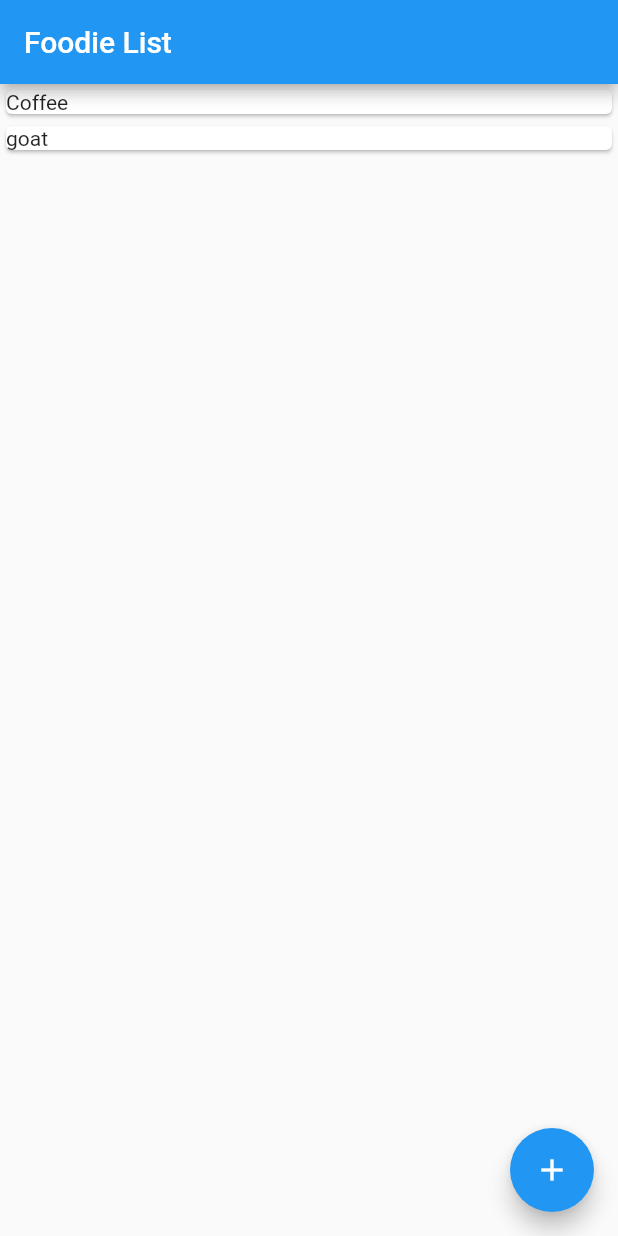
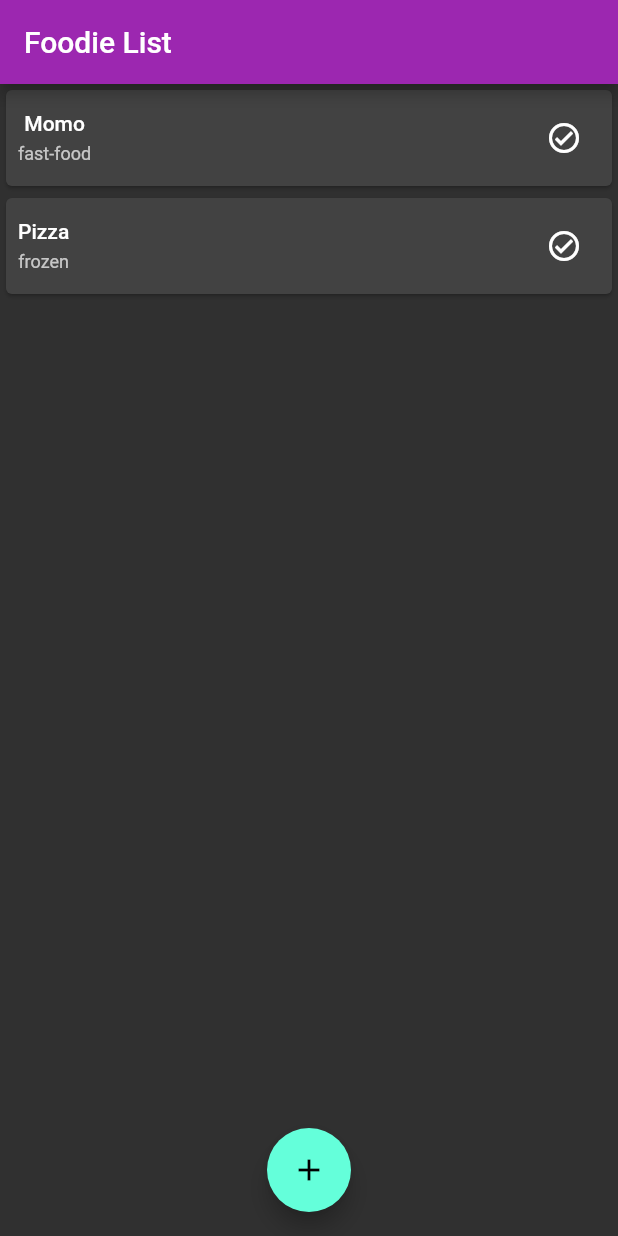
Before and after one commit to AnuraghSarkar/Password-Hub, a Flutter app: the screen it shows after launch, on a phone screen of 412 x 824 dp. Run offline on Flutter 3.47's test engine with Material 2 defaults, Android fonts, the phone set to English and light mode, and no system bars; our stand-ins replace flutter_riverpod.

Commit message:
:fire: added dark mode

```diff
--- /dev/null
+++ b/foodlist/lib/components/grocery_item_card.dart
@@ -0,0 +1,39 @@
+import 'package:flutter/material.dart';
+import 'package:foodlist/components/grocery_item_checkbox.dart';
+import 'package:foodlist/models/grocery_item.dart';
+import 'package:foodlist/theme.dart';
+
+class GroceryItemCard extends StatelessWidget {
+  final GroceryItem groceryItem;
+
+  const GroceryItemCard({Key? key, required this.groceryItem})
+      : super(key: key);
+  @override
+  Widget build(BuildContext context) {
+    return Card(
+      child: Padding(
+        padding: const EdgeInsets.all(8.0),
+        child: Row(
+          mainAxisAlignment: MainAxisAlignment.spaceBetween,
+          children: [
+            Column(
+              children: [
+                Text(
+                  groceryItem.name,
+                  style: ThemeTextStyles.bodyText,
+                ),
+                const SizedBox(
+                  height: 4,
+                ),
+                Text(groceryItem.categoryLabel, style: ThemeTextStyles.caption)
+              ],
+            ),
+            GroceryItemCheckbox(
+              groceryItem: groceryItem,
+            ),
+          ],
+        ),
+      ),
+    );
+  }
+}
--- /dev/null
+++ b/foodlist/lib/components/grocery_item_checkbox.dart
@@ -0,0 +1,26 @@
+import 'package:flutter/material.dart';
+import 'package:foodlist/models/grocery_item.dart';
+
+class GroceryItemCheckbox extends StatefulWidget {
+  final GroceryItem groceryItem;
+
+  const GroceryItemCheckbox({Key? key, required this.groceryItem})
+      : super(key: key);
+
+  @override
+  State<GroceryItemCheckbox> createState() => _GroceryItemCheckboxState();
+}
+
+class _GroceryItemCheckboxState extends State<GroceryItemCheckbox> {
+  @override
+  Widget build(BuildContext context) {
+    return IconButton(
+        onPressed: () {
+          widget.groceryItem.purchased = !widget.groceryItem.purchased;
+          setState(() {});
+        },
+        icon: widget.groceryItem.purchased
+            ? const Icon(Icons.check_circle_rounded, color: Colors.greenAccent)
+            : const Icon(Icons.check_circle_outline_outlined));
+  }
+}
--- a/foodlist/lib/main.dart
+++ b/foodlist/lib/main.dart
@@ -11,11 +11,9 @@ class MyApp extends StatelessWidget {
   @override
   Widget build(BuildContext context) {
     return MaterialApp(
-      title: 'Food List',
+      title: 'Foodie List',
       debugShowCheckedModeBanner: false,
-      theme: ThemeData(
-        primarySwatch: Colors.blue,
-      ),
+      theme: ThemeData.dark(),
       home: const ListScreen(),
     );
   }
--- a/foodlist/lib/mocks/grocery_items_mock.dart
+++ b/foodlist/lib/mocks/grocery_items_mock.dart
@@ -1,14 +1,14 @@
 const List<Map<String, dynamic>> groceryItems = [
   {
     'id': 1,
-    'name': 'Coffee',
-    'category': 'dairy',
+    'name': 'Momo',
+    'category': 'fast-food',
     'purchased': false,
   },
   {
-    'id': 2,
-    'name': 'goat',
-    'category': 'meat',
+    'id': 3,
+    'name': 'Pizza',
+    'category': 'frozen',
     'purchased': false,
   }
 ];
--- a/foodlist/lib/models/grocery_item.dart
+++ b/foodlist/lib/models/grocery_item.dart
@@ -19,19 +19,21 @@ const groceryItemCategoryMap = {
 class GroceryItem {
   int? id;
   Category? category;
-  String? name;
+  String name = '';
   bool purchased = false;
 
   GroceryItem.fromJson(Map<String, dynamic> json) {
     id = json['id'];
     name = json['name'];
-    category = json['category'];
+    category = json['category'] != null
+        ? GroceryItem.categoryFromString(json['category'])
+        : Category.miscellaneous;
     purchased = json['purchased'];
   }
 
   get categoryLabel {
     if (category == null) {
-      return null;
+      return 'Miscellaneous';
     }
     return GroceryItem.stringFromCategory(category!);
   }
--- a/foodlist/lib/screens/list_screen.dart
+++ b/foodlist/lib/screens/list_screen.dart
@@ -1,5 +1,8 @@
 import 'package:flutter/material.dart';
-import 'package:foodlist/mocks/grocery_items_mock.dart';
+import 'package:foodlist/components/grocery_item_card.dart';
+import 'package:foodlist/models/grocery_item.dart';
+import 'package:foodlist/services/grocery_item_service.dart';
+import 'package:foodlist/theme.dart';
 
 class ListScreen extends StatefulWidget {
   const ListScreen({Key? key}) : super(key: key);
@@ -9,21 +12,43 @@ class ListScreen extends StatefulWidget {
 }
 
 class _ListScreenState extends State<ListScreen> {
+  List<GroceryItem> _items = [];
+
+  @override
+  void initState() {
+    super.initState();
+
+    _init();
+  }
+
+  Future<void> _init() async {
+    final items = await groceryItemService.list();
+    setState(() {
+      _items = items;
+    });
+  }
+
   @override
   Widget build(BuildContext context) {
-    const items = groceryItems;
     return Scaffold(
-      appBar: AppBar(title: const Text('Foodie List')),
+      // backgroundColor: Colors.grey[900],
+      appBar: AppBar(
+        title: const Text('Foodie List'),
+        backgroundColor: ThemeColors.primary,
+      ),
       floatingActionButton: FloatingActionButton(
         onPressed: () {},
         child: const Icon(Icons.add),
       ),
+      floatingActionButtonAnimator: FloatingActionButtonAnimator.scaling,
+      floatingActionButtonLocation: FloatingActionButtonLocation.centerFloat,
+
       body: ListView.builder(
-        itemCount: items.length,
+        itemCount: _items.length,
         itemBuilder: (context, index) {
-          final item = items[index];
-          return Card(
-            child: Text(item['name']),
+          final item = _items[index];
+          return GroceryItemCard(
+            groceryItem: item,
           );
         },
       ),
--- /dev/null
+++ b/foodlist/lib/theme.dart
@@ -0,0 +1,21 @@
+import 'package:flutter/material.dart';
+
+class ThemeColors {
+  static const primary = Colors.purple;
+  static const text = Colors.white;
+  static const textLight = Colors.white70;
+}
+
+class ThemeTextStyles {
+  static const bodyText = TextStyle(
+    fontSize: 14,
+    fontWeight: FontWeight.w500,
+    color: ThemeColors.text,
+    height: 1.2,
+  );
+  static const caption = TextStyle(
+    fontSize: 12,
+    color: ThemeColors.textLight,
+    height: 1.2,
+  );
+}
--- a/foodlist/pubspec.yaml
+++ b/foodlist/pubspec.yaml
@@ -27,13 +27,13 @@ environment:
 # the latest version available on pub.dev. To see which dependencies have newer
 # versions available, run `flutter pub outdated`.
 dependencies:
+  charts_flutter: ^0.12.0
   cupertino_icons: ^1.0.2
   flutter:
     sdk: flutter
   flutter_riverpod: ^1.0.3
 
 dev_dependencies:
-
   # The "flutter_lints" package below contains a set of recommended lints to
   # encourage good coding practices. The lint set provided by the package is
   # activated in the `analysis_options.yaml` file located at the root of your
```
Also changed, not shown: foodlist/pubspec.lock, 1 other file.
